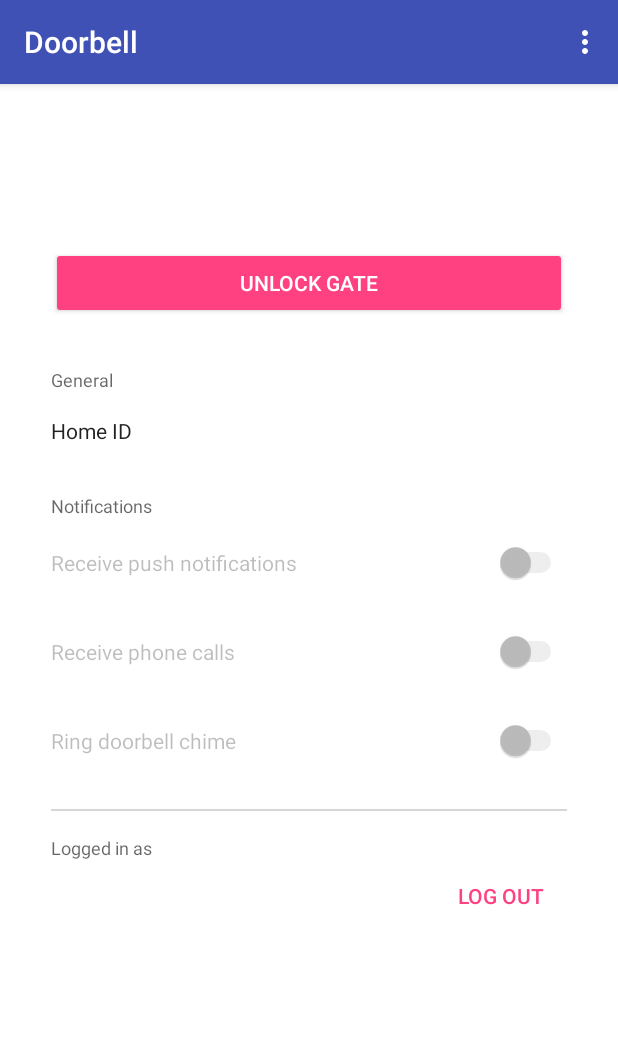
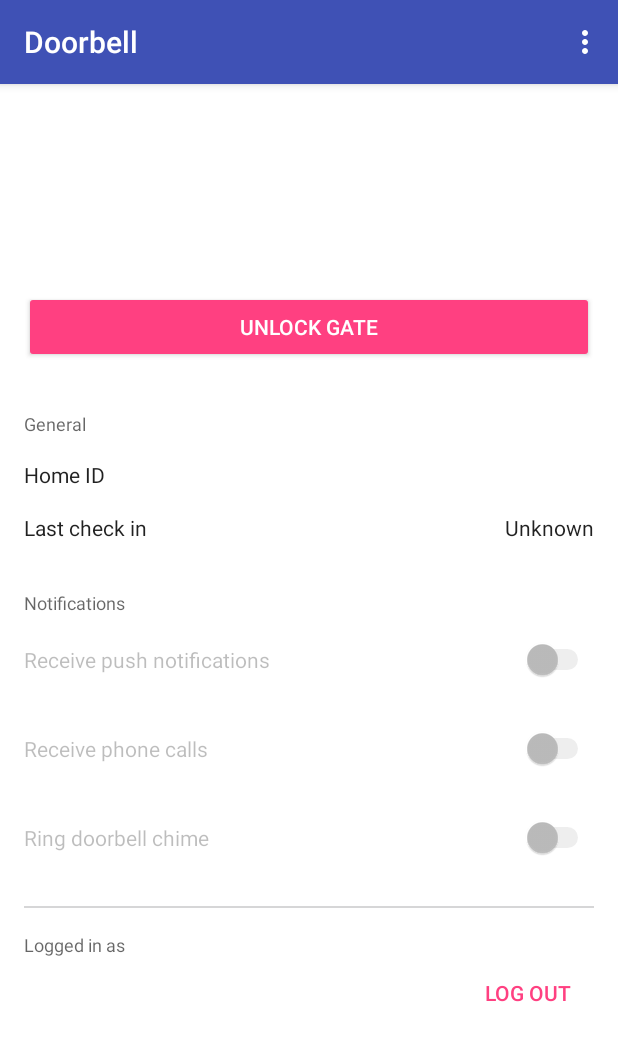
Before and after one commit to heston/ding-dong-ditch-android, an Android app: the PrefActivity screen opened directly, with no data from a screen before it, on a phone screen of 412 x 824 dp. Shown: the top 1041 px of the screen. Run offline under Robolectric (Android 15) with nearby library versions, the phone set to English and light mode, and no system bars; our stand-ins replace Firebase (no records; nobody signed in at launch, a user with empty details on screens opened directly); 1 statement that could not run was skipped.

Commit message:
Added lastSeenAt field to UI

```diff
--- a/app/src/main/AndroidManifest.xml
+++ b/app/src/main/AndroidManifest.xml
@@ -58,7 +58,7 @@
             android:name=".FirebaseContentProvider"
             android:authorities="com.hestonliebowitz.dingdongditch.firebaseprovider"
             android:enabled="true"
-            android:exported="true"></provider>
+            android:exported="true" />
     </application>
 
 </manifest>
--- a/app/src/main/java/com/hestonliebowitz/dingdongditch/DataService.java
+++ b/app/src/main/java/com/hestonliebowitz/dingdongditch/DataService.java
@@ -2,28 +2,20 @@ package com.hestonliebowitz.dingdongditch;
 
 import android.app.NotificationChannel;
 import android.app.NotificationManager;
-import android.app.Service;
 import android.content.Context;
-import android.content.Intent;
 import android.content.SharedPreferences;
 import android.graphics.Color;
-import android.os.IBinder;
 import android.preference.PreferenceManager;
 import android.support.annotation.NonNull;
-import android.support.annotation.Nullable;
 import android.util.Log;
-import android.widget.EditText;
 import android.widget.Toast;
 
 import com.google.android.gms.tasks.OnFailureListener;
 import com.google.android.gms.tasks.OnSuccessListener;
 import com.google.firebase.auth.FirebaseAuth;
 import com.google.firebase.auth.FirebaseUser;
-import com.google.firebase.database.DataSnapshot;
-import com.google.firebase.database.DatabaseError;
 import com.google.firebase.database.DatabaseReference;
 import com.google.firebase.database.FirebaseDatabase;
-import com.google.firebase.database.ValueEventListener;
 import com.google.firebase.iid.FirebaseInstanceId;
 
 public class DataService {
@@ -31,9 +23,11 @@ public class DataService {
     public static String LOGIN_PIN_SETTING_NAME = "loginPin";
     public static String PUSH_NOTIF_TOKEN = "pushNotifToken";
     private static String SETTINGS_BASE_PATH = "/settings/%s";
+    private static String SYSTEM_SETTINGS_BASE_PATH = "/systemSettings";
     private static String RECIPIENTS_PATH = "/recipients";
     private static String STRIKE_PATH = "/strike";
     private static String CHIME_PATH = "/chime";
+    private static String LAST_UPDATED_PATH = "/lastSeenAt";
     public static String NOTIFICATION_CHANNEL_ID = "dingdongditch_alerts";
     private static long VIBRATION_SHORT = 100;
     private static long VIBRATION_LONG = 400;
@@ -84,6 +78,10 @@ public class DataService {
         return String.format(SETTINGS_BASE_PATH + CHIME_PATH, loginPin);
     }
 
+    private String getLastUpdatedPath() {
+        return SYSTEM_SETTINGS_BASE_PATH + LAST_UPDATED_PATH;
+    }
+
     public void unlockGate() {
         String strikePath = getStrikePath();
         DatabaseReference dbRef = mDatabase.getReference().child(strikePath);
@@ -111,6 +109,12 @@ public class DataService {
                         toast.show();
                     }
                 });
+    }
+
+    public DatabaseReference getLastUpdatedAtValue() {
+        String lastUpdatedPath = getLastUpdatedPath();
+
+        return mDatabase.getReference().child(lastUpdatedPath);
     }
 
     public DatabaseReference getPushNotifValue(String token) {
--- a/app/src/main/java/com/hestonliebowitz/dingdongditch/MessageService.java
+++ b/app/src/main/java/com/hestonliebowitz/dingdongditch/MessageService.java
@@ -41,7 +41,7 @@ public class MessageService extends FirebaseMessagingService {
      * @param messageBody FCM message body received.
      */
     private void sendNotification(String messageTitle, String messageBody) {
-        Intent mainIntent = new Intent(this, LoginActivity.class);
+        Intent mainIntent = new Intent(this, MainActivity.class);
         mainIntent.addFlags(Intent.FLAG_ACTIVITY_CLEAR_TOP);
         PendingIntent mainPendingIntent = PendingIntent.getActivity(
                 this,
--- a/app/src/main/java/com/hestonliebowitz/dingdongditch/PrefActivity.java
+++ b/app/src/main/java/com/hestonliebowitz/dingdongditch/PrefActivity.java
@@ -25,6 +25,10 @@ import com.google.firebase.database.DatabaseReference;
 import com.google.firebase.database.FirebaseDatabase;
 import com.google.firebase.database.ValueEventListener;
 
+import java.text.DateFormat;
+import java.text.SimpleDateFormat;
+import java.util.Date;
+
 interface DialogTextInput {
     public void onDialogInputChanged(int id, View view);
     public String getDialogInitialValue(int id);
@@ -40,6 +44,7 @@ public class PrefActivity extends AppCompatActivity implements DialogTextInput {
     private Button unlockButton;
     private Button logOutButton;
     private View setLoginPinView;
+    private TextView lastSeen;
     private DataService mData;
 
     private static int LOGIN_PIN_ID = 101;
@@ -158,6 +163,8 @@ public class PrefActivity extends AppCompatActivity implements DialogTextInput {
                 logOut();
             }
         });
+
+        lastSeen = (TextView) findViewById(R.id.last_seen);
 
         ensureLoginPin();
         bindDbListeners();
@@ -320,9 +327,44 @@ public class PrefActivity extends AppCompatActivity implements DialogTextInput {
         });
     }
 
+    private void bindLastSeenValue() {
+        DatabaseReference dbRef = mData.getLastUpdatedAtValue();
+        if (dbRef == null) {
+            return;
+        }
+
+        dbRef.addValueEventListener(new ValueEventListener() {
+            @Override
+            public void onDataChange(DataSnapshot dataSnapshot) {
+                Float snapshot = dataSnapshot.getValue(Float.class);
+                Log.i(TAG, String.format("bindLastSeenValue:onDataChange:%s", snapshot));
+                String formattedDate;
+
+                if (snapshot == null) {
+                    formattedDate = getResources().getString(R.string.unknown);
+                } else {
+                    String dateTimeFormat = "EEE, MMM d, h:mm a";
+                    SimpleDateFormat dateFormat = new SimpleDateFormat(dateTimeFormat);
+                    snapshot *= 1000;
+                    Long timestamp = snapshot.longValue();
+                    formattedDate = dateFormat.format(new Date(timestamp));
+                }
+
+                lastSeen.setText(formattedDate);
+            }
+
+            @Override
+            public void onCancelled(DatabaseError databaseError) {
+                lastSeen.setText(R.string.unknown);
+                Log.w(TAG, "bindLastSeenValue:onCancelled", databaseError.toException());
+            }
+        });
+    }
+
     private void bindDbListeners() {
         bindChimeValue();
         bindPhoneCallValue();
         bindPushNotifValue();
+        bindLastSeenValue();
     }
 }
--- a/app/src/main/res/layout/activity_pref.xml
+++ b/app/src/main/res/layout/activity_pref.xml
@@ -16,14 +16,14 @@
         app:popupTheme="@style/AppTheme.PopupOverlay" />
 
     <LinearLayout
-        android:layout_width="344dp"
-        android:layout_height="495dp"
+        android:layout_width="match_parent"
+        android:layout_height="wrap_content"
         android:orientation="vertical"
         android:layout_marginLeft="16dp"
         app:layout_constraintLeft_toLeftOf="parent"
         android:layout_marginRight="16dp"
         app:layout_constraintRight_toRightOf="parent"
-        app:layout_constraintTop_toTopOf="parent"
+        app:layout_constraintTop_toBottomOf="@id/app_toolbar"
         app:layout_constraintBottom_toBottomOf="parent">
 
         <Button
@@ -47,7 +47,7 @@
             android:layout_width="match_parent"
             android:layout_height="wrap_content"
             android:orientation="horizontal"
-            android:paddingBottom="32dp"
+            android:paddingBottom="16dp"
             android:layout_gravity="">
 
             <TextView
@@ -67,6 +67,33 @@
                 android:layout_width="wrap_content"
                 android:layout_height="wrap_content"
                 android:textAppearance="@style/TextAppearance.AppCompat.Widget.Button.Borderless.Colored" />
+        </LinearLayout>
+
+        <LinearLayout
+            android:id="@+id/last_seen_section"
+            android:layout_width="match_parent"
+            android:layout_height="wrap_content"
+            android:orientation="horizontal"
+            android:paddingBottom="32dp"
+            android:layout_gravity="">
+
+            <TextView
+                android:id="@+id/last_seen_label"
+                android:layout_width="wrap_content"
+                android:layout_height="wrap_content"
+                android:text="@string/last_seen"
+                android:textAppearance="@style/TextAppearance.AppCompat" />
+
+            <Space
+                android:layout_width="wrap_content"
+                android:layout_height="wrap_content"
+                android:layout_weight="1" />
+
+            <TextView
+                android:id="@+id/last_seen"
+                android:layout_width="wrap_content"
+                android:layout_height="wrap_content"
+                android:textAppearance="@style/TextAppearance.AppCompat" />
         </LinearLayout>
 
         <TextView
@@ -121,7 +148,6 @@
             android:orientation="horizontal"
             android:layout_gravity="">
 
-
             <TextView
                 android:id="@+id/current_account"
                 android:layout_width="wrap_content"
--- a/app/src/main/res/values/strings.xml
+++ b/app/src/main/res/values/strings.xml
@@ -27,6 +27,7 @@
     <string name="preferences_overview">Notification preferences</string>
     <string name="current_account">Logged in as</string>
     <string name="logout_button">Log out</string>
+    <string name="last_seen">Last check in</string>
 
     <string name="unlock_action">Unlock Gate</string>
 
@@ -46,4 +47,5 @@
     <string name="setup_button">Select Config File</string>
 
     <string name="toolbar_action_reset">Reset config</string>
+    <string name="unknown">Unknown</string>
 </resources>
--- a/build.gradle
+++ b/build.gradle
@@ -6,8 +6,8 @@ buildscript {
         google()
     }
     dependencies {
-        classpath 'com.android.tools.build:gradle:3.1.2'
-        classpath 'com.google.gms:google-services:3.1.0'
+        classpath 'com.android.tools.build:gradle:3.1.3'
+        classpath 'com.google.gms:google-services:3.3.1'
 
         // NOTE: Do not place your application dependencies here; they belong
         // in the individual module build.gradle files
```
Also changed, not shown: app/build.gradle (+8 -11 lines).
